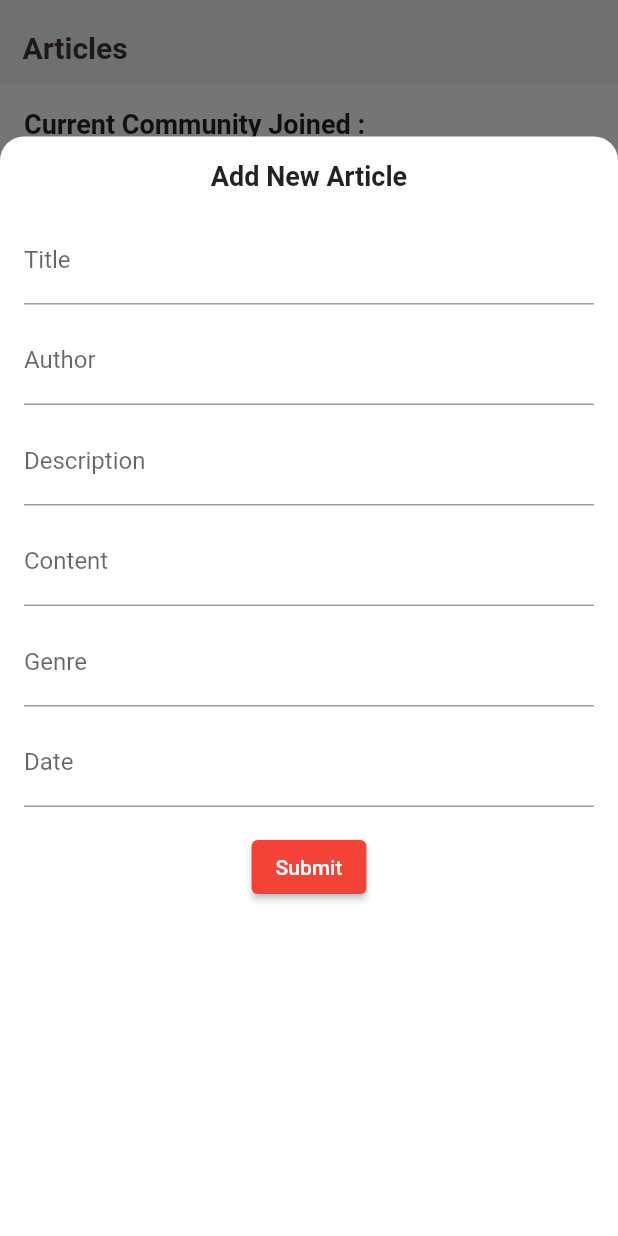
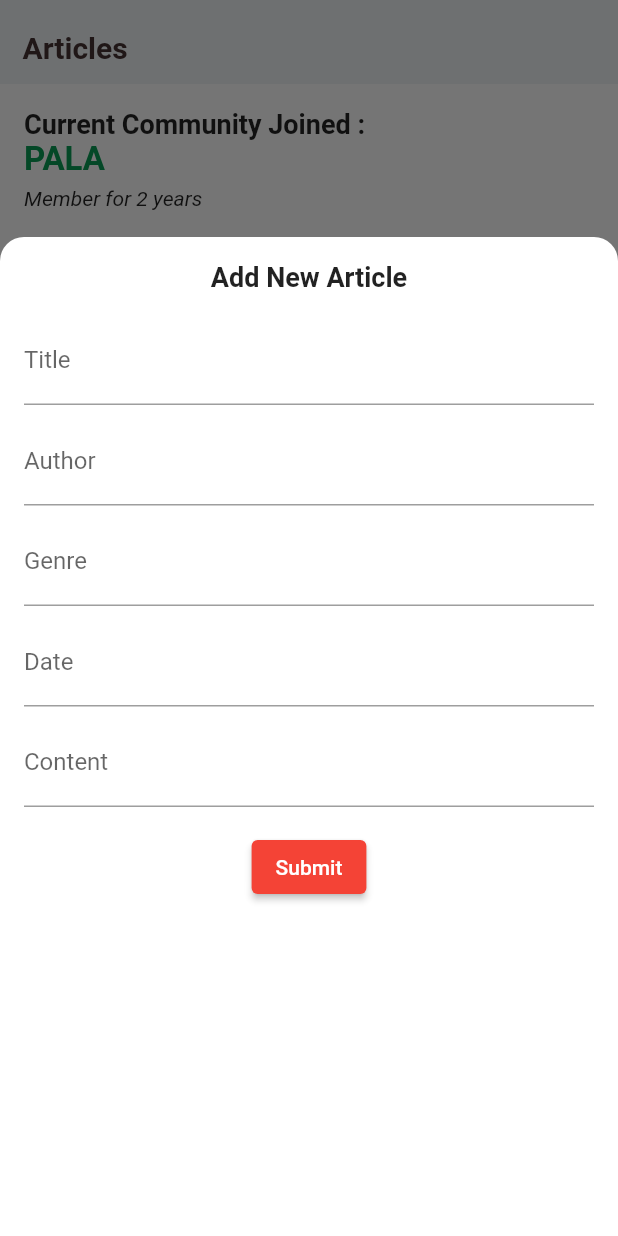
Before and after one commit to cyberianzed/pro_agro, a Flutter app: the CommunityPage screen opened directly, after a tap on "New Article", on a phone screen of 412 x 824 dp. Run offline on Flutter 3.47's test engine with Material 2 defaults, Android fonts, the phone set to English and light mode, and no system bars; our stand-ins replace cloud_firestore, firebase_auth, firebase_core, firebase_storage, flutter_rating_bar, flutter_svg and 9 more; accounts and stored records are empty.

Commit message:
article,booking

```diff
--- a/lib/modules/pages/communitypage/article_controller.dart
+++ b/lib/modules/pages/communitypage/article_controller.dart
@@ -12,26 +12,31 @@ class ArticleController extends GetxController {
   void fetchArticleData() {
     final articleData = [
       Article(
-        date: 'April 17, 2023',
-        genre: 'Farming',
-        title: 'Sustainable Practices for Rice Cultivation in Kerala',
+        date: 'June 8',
+        genre: 'Meeting',
+        title: 'Gathering of Nutmeg Farmers',
         author: 'Rebecca Thomas',
         content:
-            'Rice cultivation plays a vital role in Kerala\'s agricultural landscape. Adopting sustainable practices can enhance productivity and ensure environmental conservation. One such practice is System of Rice Intensification (SRI), which focuses on optimizing seedlings, water management, and organic inputs. Implementing SRI has shown significant increases in rice yield, reduced water usage, and minimized greenhouse gas emissions. Additionally, integrated pest management and organic fertilizers promote natural pest control and maintain soil fertility. By embracing sustainable rice cultivation practices, Kerala farmers can achieve long-term agricultural sustainability and contribute to a greener future.',
+            'Under the leadership of Santhom Farmers Producer Company of Pala Social Welfare Society, a gathering of nutmeg farmers and a training program for them was conducted at Pala. The gathering was addressed with various issues faced by nutmeg farmers including scientific nutmeg growing techniques, different nutmeg storage ideas, production possibilities of value added products of nutmeg and various methods of sale of these nutmeg products. This program was conducted at Agrima Market Hall, Pala under the guidence of Mr. Joseph Sebastian.',
         isBookmarked: false,
-        description:
-            'Explore sustainable practices for rice cultivation in Kerala.',
       ),
       Article(
-        date: 'April 16, 2023',
+        date: 'June 7',
         genre: 'Farming',
-        title: 'Revitalizing Traditional Farming Methods in Kerala',
-        author: 'Anoop Menon',
+        title: 'Bud Of New Life',
+        author: 'TJ Philip',
         content:
-            'Kerala has a rich heritage of traditional farming methods that have sustained communities for centuries. It is crucial to preserve and revitalize these practices to ensure sustainable agriculture. Farmers can leverage indigenous knowledge by incorporating techniques such as mixed cropping, organic manure, and natural pest repellents. Additionally, promoting agroforestry systems that integrate trees with crop cultivation enhances biodiversity and provides ecological benefits. Revitalizing traditional farming methods not only preserves cultural heritage but also promotes self-sufficiency, biodiversity conservation, and resilience in the face of climate change.',
+            'Bud of New Life is a program developed recently in the  World Environment Day celebration conducted on 5th June 2023. This program was conducted in coordination with Mar Sleeva Medicity, Pala. One child is born along with a tree. A program where one tree is gifted to the family of a newborn baby was initiated on World Environment Day. This program was officially inaugurated by Pala Diocese Bishop Mar Joseph Kalarangatt. Bud of New Life was blessed with the presence of the managing director of Mar Sleeva Medicity, Fr. Joseph Kaniyodickal. This program was commenced with the support of Agrima Central Nursery run by the Pala Social Welfare Society.   ',
         isBookmarked: false,
-        description:
-            'Discover the importance of revitalizing traditional farming methods in Kerala.',
+      ),
+      Article(
+        date: 'June 24, ',
+        genre: 'Seminar',
+        title: 'Seminar on Jack Fruit value addition By Dr. Shana Harshan',
+        author: 'Rajesh Nair',
+        content:
+            'The seminar was an informative one with discussions on preparation on various food products from Jackfruit. The session concluded at 1.30 p.m. and it was followed by traditional cultural competitions. There was also a band display conducted by Mannackanadu Special School team.',
+        isBookmarked: false,
       ),
       Article(
         date: 'April 15, 2023',
@@ -41,19 +46,6 @@ class ArticleController extends GetxController {
         content:
             'Pests pose a constant challenge for farmers in Kerala. Embracing organic pest control solutions offers effective and eco-friendly alternatives to synthetic pesticides. Integrated pest management techniques, such as biological control, trap crops, and pheromone traps, help maintain pest populations at manageable levels. Beneficial insects like ladybugs and parasitic wasps can be introduced to control pests naturally. Additionally, cultural practices like crop rotation, intercropping, and maintaining proper plant hygiene contribute to pest prevention. By adopting organic pest control solutions, Kerala farmers can protect their crops, safeguard the environment, and ensure safer food production.',
         isBookmarked: false,
-        description:
-            'Learn about organic pest control solutions for farms in Kerala.',
-      ),
-      Article(
-        date: 'April 14, 2023',
-        genre: 'Farming',
-        title: 'Maximizing Banana Plantations in Kerala: Tips and Techniques',
-        author: 'Rajesh Nair',
-        content:
-            'Banana cultivation thrives in Keralas tropical climate and holds significant economic potential. To maximize banana plantations, farmers should focus on proper land preparation, selecting suitable banana varieties, and implementing efficient irrigation systems. Providing adequate organic fertilizers, managing pests and diseases, and adopting good agricultural practices contribute to optimal growth and yield. Additionally, post-harvest techniques like proper storage, packaging, and marketing strategies help preserve quality and fetch better prices. By adopting scientific techniques and staying updated with market trends, Kerala farmers can unlock the full potential of banana cultivation and enhance profitability.',
-        isBookmarked: false,
-        description:
-            'Discover tips and techniques for maximizing banana plantations in Kerala.',
       ),
       Article(
         date: 'April 13, 2023',
@@ -64,8 +56,6 @@ class ArticleController extends GetxController {
             'Dairy farming offers a lucrative opportunity for sustainable livelihoods in Kerala. Establishing well-managed dairy farms requires careful planning, breed selection, and optimal nutrition management for cows. Adequate housing, proper sanitation, and regular veterinary care ensure the well-being of the animals. Keralas abundant fodder resources enable sustainable feed production, description: '
             ' for dairy cattle. Implementing modern milking techniques, hygienic milk handling, and value addition through dairy products enhance profitability. By adopting sustainable dairy farming practices, Kerala farmers can create a reliable income source, contribute to the dairy industry, and meet the growing demand for quality milk and dairy products.',
         isBookmarked: false,
-        description:
-            'Explore the potential of dairy farming for sustainable livelihoods in Kerala.',
       ),
     ];
     articleList.value = articleData;
@@ -93,7 +83,6 @@ class Article {
   String author;
   String content;
   RxBool isBookmarked;
-  String description;
 
   Article({
     required this.date,
@@ -102,6 +91,5 @@ class Article {
     required this.author,
     required this.content,
     bool isBookmarked = false,
-    required this.description,
   }) : isBookmarked = isBookmarked.obs;
 }
--- a/lib/modules/pages/communitypage/community_page.dart
+++ b/lib/modules/pages/communitypage/community_page.dart
@@ -2,6 +2,7 @@ import 'package:flutter/material.dart';
 import 'package:get/get.dart';
 import 'package:get_storage/get_storage.dart';
 import 'package:pro_agro/modules/pages/communitypage/article_details.dart';
+import 'package:share_plus/share_plus.dart';
 import '../../../utils/color_constants.dart';
 import 'article_controller.dart';
 
@@ -42,7 +43,7 @@ class CommunityPage extends StatelessWidget {
                   style: TextStyle(fontWeight: FontWeight.bold, fontSize: 18.0),
                 ),
                 Text(
-                  'Choondacherry',
+                  'PALA',
                   style: TextStyle(
                       fontWeight: FontWeight.bold,
                       fontSize: 22.0,
@@ -84,6 +85,15 @@ class CommunityPage extends StatelessWidget {
 
 class ArticleCard extends StatelessWidget {
   final Article article;
+  void _showShareOptions() {
+    final shareText = 'Check out this article:\n'
+        'Title: ${article.title}\n'
+        'Author: ${article.author}\n'
+        'Content: ${article.content}';
+
+    Share.share(shareText);
+  }
+
   const ArticleCard({super.key, required this.article});
   @override
   Widget build(BuildContext context) {
@@ -169,7 +179,7 @@ class ArticleCard extends StatelessWidget {
                           ),
                           IconButton(
                             onPressed: () {
-                              // Handle share action
+                              _showShareOptions();
                             },
                             icon: const Icon(Icons.share),
                           ),
@@ -184,9 +194,7 @@ class ArticleCard extends StatelessWidget {
                                 )
                               : const SizedBox(),
                           IconButton(
-                            onPressed: () {
-                              // Handle share action
-                            },
+                            onPressed: () {},
                             icon: const Icon(Icons.edit),
                           ),
                         ],
@@ -207,7 +215,6 @@ void _showAddArticleBottomSheet(BuildContext context) {
   final contentController = TextEditingController();
   final genreController = TextEditingController();
   final dateController = TextEditingController();
-  final descriptionController = TextEditingController();
 
   showModalBottomSheet(
     context: context,
@@ -247,22 +254,6 @@ void _showAddArticleBottomSheet(BuildContext context) {
               ),
               const SizedBox(height: 8.0),
               TextField(
-                controller: descriptionController,
-                decoration: const InputDecoration(
-                  labelText: 'Description',
-                ),
-              ),
-              const SizedBox(height: 8.0),
-              TextField(
-                controller: contentController,
-                decoration: const InputDecoration(
-                  labelText: 'Content',
-                ),
-                maxLines: null,
-                keyboardType: TextInputType.multiline,
-              ),
-              const SizedBox(height: 8.0),
-              TextField(
                 controller: genreController,
                 decoration: const InputDecoration(
                   labelText: 'Genre',
@@ -275,6 +266,15 @@ void _showAddArticleBottomSheet(BuildContext context) {
                   labelText: 'Date',
                 ),
               ),
+              const SizedBox(height: 8.0),
+              TextField(
+                controller: contentController,
+                decoration: const InputDecoration(
+                  labelText: 'Content',
+                ),
+                maxLines: null,
+                keyboardType: TextInputType.multiline,
+              ),
               const SizedBox(height: 16.0),
               ElevatedButton(
                 onPressed: () {
@@ -284,7 +284,6 @@ void _showAddArticleBottomSheet(BuildContext context) {
                   final content = contentController.text;
                   final genre = genreController.text;
                   final date = dateController.text;
-                  final description = descriptionController.text;
 
                   // Create a new article object
                   final newArticle = Article(
@@ -293,7 +292,6 @@ void _showAddArticleBottomSheet(BuildContext context) {
                     content: content,
                     genre: genre,
                     date: date,
-                    description: description,
                   );
 
                   // Access the ArticleController and add the new article
```
Also changed, not shown: lib/modules/pages/bookingpage/booking_details.dart (+38 -3 lines), lib/modules/pages/bookingpage/fab_booking.dart (+21 -21 lines).
